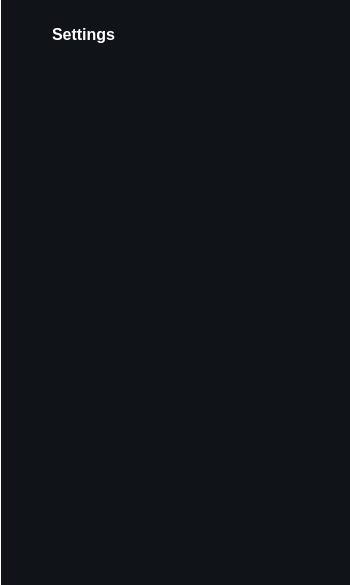
Before: the Qt Designer form settingsdialog.ui in drillarium/FrameFlow, drawn with Qt 5.
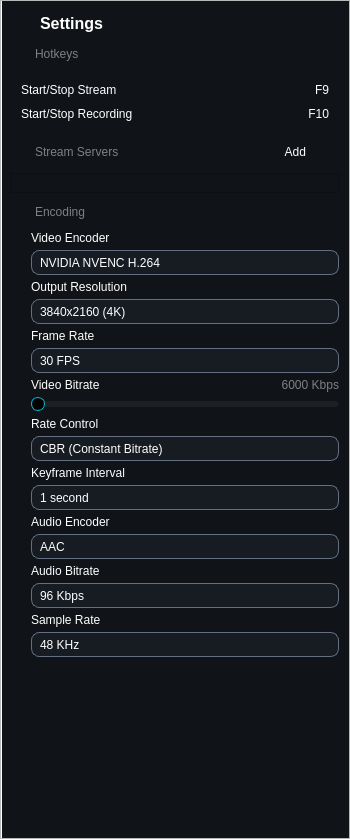
After: the same form once the commit is applied. Icons and pictures are not drawn.

Diff of the .ui file:
```diff
--- a/settingsdialog.ui
+++ b/settingsdialog.ui
@@ -7,7 +7,7 @@
     <x>0</x>
     <y>0</y>
     <width>350</width>
-    <height>585</height>
+    <height>839</height>
    </rect>
   </property>
   <property name="windowTitle">
@@ -22,8 +22,118 @@
   border-bottom: none;
 }
 
+QLabel {
+  color: white;
+}
+
 #titleLabel {
   color: white;
+}
+
+#hotkeysLabel, #streamServersLabel, #encodingLabel, #bitrateLabel {
+  color: grey;
+}
+
+#addStreamServerButton {
+  background:  #101318;
+  color: white;
+}
+
+#addStreamServerButton:hover {
+  background: grey;
+  color: white;
+}
+
+#streamServersListWidgets {
+    background: #101318;
+}
+
+QLineEdit {
+  background: #171B22;
+  color: white;
+  border: 1px solid #647081;
+  border-radius: 8px;
+  padding-left: 8px;
+}
+
+QLineEdit:focus {
+    border: 1px solid #19BDDE;
+}
+
+QComboBox {
+  background: #171B22;
+  color: white;
+  border: 1px solid #647081;
+  border-radius: 8px;
+  padding-left: 8px;
+}
+
+QComboBox:focus {
+    border: 1px solid #19BDDE;
+}
+
+QComboBox::drop-down {
+    subcontrol-origin: padding;
+    subcontrol-position: top right;
+    width: 22px;
+    border-left: 0px solid #444;
+}
+
+QComboBox::down-arrow {
+    image: url(:/FrameFlow/down.svg);
+    width: 10px;
+    height: 10px;
+}
+
+QComboBox QAbstractItemView {
+  background-color: #171B22;
+  border: 1px solid white;
+  selection-background-color: #00c853;
+  selection-color: white;
+  outline: none;
+  color: white;
+}
+
+QComboBox QAbstractItemView::item {
+    padding: 10px 0px;
+}
+
+QComboBox QAbstractItemView::item:hover {
+  background-color: #2d2d2d;
+}
+
+QComboBox QScrollBar:vertical {
+  width: 6px;
+  background: transparent;
+}
+
+QSlider::groove:horizontal {
+    height: 6px;
+    background: #000000;
+    border-radius: 3px;
+}
+
+QSlider::sub-page:horizontal {
+    background: #00bcd4;   /* blue filled bar */
+    border-radius: 3px;
+}
+
+QSlider::add-page:horizontal {
+    background: #1c1f24;   /* remaining bar */
+    border-radius: 3px;
+}
+
+QSlider::handle:horizontal {
+    width: 12px;
+    height: 15px;
+    background: #ff000000;
+    border: 1px solid #00bcd4;
+    border-radius: 7px;
+    margin: -4px 0;        /* center handle vertically */
+}
+
+QSlider::handle:horizontal:hover {
+    background: #e0f7fa;
 }</string>
   </property>
   <layout class="QVBoxLayout" name="verticalLayout">
@@ -43,98 +153,829 @@
     <number>0</number>
    </property>
    <item>
-    <widget class="QWidget" name="mainSettingsWidget" native="true">
-     <layout class="QVBoxLayout" name="verticalLayout_2">
-      <property name="bottomMargin">
-       <number>9</number>
+    <widget class="QScrollArea" name="scrollArea">
+     <property name="widgetResizable">
+      <bool>true</bool>
+     </property>
+     <widget class="QWidget" name="scrollAreaWidgetContents_2">
+      <property name="geometry">
+       <rect>
+        <x>0</x>
+        <y>0</y>
+        <width>348</width>
+        <height>837</height>
+       </rect>
       </property>
-      <item>
-       <widget class="QWidget" name="headerSettingsWidget" native="true">
-        <layout class="QHBoxLayout" name="horizontalLayout_2">
-         <item>
-          <widget class="QLabel" name="label">
-           <property name="minimumSize">
-            <size>
-             <width>24</width>
-             <height>24</height>
-            </size>
-           </property>
-           <property name="maximumSize">
-            <size>
-             <width>24</width>
-             <height>24</height>
-            </size>
-           </property>
-           <property name="text">
-            <string/>
-           </property>
-           <property name="pixmap">
-            <pixmap resource="frameflow.qrc">:/FrameFlow/settings.svg</pixmap>
-           </property>
-           <property name="scaledContents">
-            <bool>true</bool>
-           </property>
-          </widget>
-         </item>
-         <item>
-          <widget class="QLabel" name="titleLabel">
-           <property name="font">
-            <font>
-             <pointsize>12</pointsize>
-             <bold>true</bold>
-            </font>
-           </property>
-           <property name="text">
-            <string>Settings</string>
-           </property>
-          </widget>
-         </item>
-         <item>
-          <widget class="QPushButton" name="closeButton">
-           <property name="minimumSize">
-            <size>
-             <width>24</width>
-             <height>24</height>
-            </size>
-           </property>
-           <property name="maximumSize">
-            <size>
-             <width>24</width>
-             <height>24</height>
-            </size>
-           </property>
-           <property name="cursor">
-            <cursorShape>PointingHandCursor</cursorShape>
-           </property>
-           <property name="text">
-            <string/>
-           </property>
-           <property name="icon">
-            <iconset resource="frameflow.qrc">
-             <normaloff>:/FrameFlow/close.svg</normaloff>:/FrameFlow/close.svg</iconset>
-           </property>
-           <property name="flat">
-            <bool>true</bool>
-           </property>
-          </widget>
-         </item>
-        </layout>
-       </widget>
-      </item>
-      <item>
-       <spacer name="verticalSpacer">
-        <property name="orientation">
-         <enum>Qt::Orientation::Vertical</enum>
-        </property>
-        <property name="sizeHint" stdset="0">
-         <size>
-          <width>20</width>
-          <height>40</height>
-         </size>
-        </property>
-       </spacer>
-      </item>
-     </layout>
+      <layout class="QVBoxLayout" name="verticalLayout_3">
+       <property name="spacing">
+        <number>0</number>
+       </property>
+       <property name="leftMargin">
+        <number>0</number>
+       </property>
+       <property name="topMargin">
+        <number>0</number>
+       </property>
+       <property name="rightMargin">
+        <number>0</number>
+       </property>
+       <property name="bottomMargin">
+        <number>0</number>
+       </property>
+       <item>
+        <widget class="QWidget" name="mainSettingsWidget" native="true">
+         <layout class="QVBoxLayout" name="verticalLayout_2">
+          <property name="spacing">
+           <number>10</number>
+          </property>
+          <property name="leftMargin">
+           <number>10</number>
+          </property>
+          <property name="topMargin">
+           <number>10</number>
+          </property>
+          <property name="rightMargin">
+           <number>10</number>
+          </property>
+          <property name="bottomMargin">
+           <number>1</number>
+          </property>
+          <item>
+           <widget class="QWidget" name="headerSettingsWidget" native="true">
+            <layout class="QHBoxLayout" name="horizontalLayout_2">
+             <property name="spacing">
+              <number>5</number>
+             </property>
+             <property name="leftMargin">
+              <number>0</number>
+             </property>
+             <property name="topMargin">
+              <number>0</number>
+             </property>
+             <property name="rightMargin">
+              <number>0</number>
+             </property>
+             <property name="bottomMargin">
+              <number>0</number>
+             </property>
+             <item>
+              <widget class="QLabel" name="label">
+               <property name="minimumSize">
+                <size>
+                 <width>24</width>
+                 <height>24</height>
+                </size>
+               </property>
+               <property name="maximumSize">
+                <size>
+                 <width>24</width>
+                 <height>24</height>
+                </size>
+               </property>
+               <property name="text">
+                <string/>
+               </property>
+               <property name="pixmap">
+                <pixmap resource="frameflow.qrc">:/FrameFlow/settings.svg</pixmap>
+               </property>
+               <property name="scaledContents">
+                <bool>true</bool>
+               </property>
+              </widget>
+             </item>
+             <item>
+              <widget class="QLabel" name="titleLabel">
+               <property name="font">
+                <font>
+                 <pointsize>12</pointsize>
+                 <bold>true</bold>
+                </font>
+               </property>
+               <property name="text">
+                <string>Settings</string>
+               </property>
+              </widget>
+             </item>
+             <item>
+              <widget class="QPushButton" name="closeButton">
+               <property name="minimumSize">
+                <size>
+                 <width>24</width>
+                 <height>24</height>
+                </size>
+               </property>
+               <property name="maximumSize">
+                <size>
+                 <width>24</width>
+                 <height>24</height>
+                </size>
+               </property>
+               <property name="cursor">
+                <cursorShape>PointingHandCursor</cursorShape>
+               </property>
+               <property name="text">
+                <string/>
+               </property>
+               <property name="icon">
+                <iconset resource="frameflow.qrc">
+                 <normaloff>:/FrameFlow/close.svg</normaloff>:/FrameFlow/close.svg</iconset>
+               </property>
+               <property name="flat">
+                <bool>true</bool>
+               </property>
+              </widget>
+             </item>
+            </layout>
+           </widget>
+          </item>
+          <item>
+           <widget class="QWidget" name="hotKeysWidget" native="true">
+            <layout class="QHBoxLayout" name="horizontalLayout">
+             <property name="spacing">
+              <number>6</number>
+             </property>
+             <property name="leftMargin">
+              <number>0</number>
+             </property>
+             <property name="topMargin">
+              <number>0</number>
+             </property>
+             <property name="rightMargin">
+              <number>0</number>
+             </property>
+             <property name="bottomMargin">
+              <number>0</number>
+             </property>
+             <item>
+              <widget class="QLabel" name="label_3">
+               <property name="minimumSize">
+                <size>
+                 <width>18</width>
+                 <height>18</height>
+                </size>
+               </property>
+               <property name="maximumSize">
+                <size>
+                 <width>18</width>
+                 <height>18</height>
+                </size>
+               </property>
+               <property name="text">
+                <string/>
+               </property>
+               <property name="pixmap">
+                <pixmap resource="frameflow.qrc">:/FrameFlow/plus.svg</pixmap>
+               </property>
+               <property name="scaledContents">
+                <bool>true</bool>
+               </property>
+              </widget>
+             </item>
+             <item>
+              <widget class="QLabel" name="hotkeysLabel">
+               <property name="text">
+                <string>Hotkeys</string>
+               </property>
+              </widget>
+             </item>
+            </layout>
+           </widget>
+          </item>
+          <item>
+           <widget class="QWidget" name="formWidget" native="true">
+            <layout class="QFormLayout" name="formLayout">
+             <property name="horizontalSpacing">
+              <number>10</number>
+             </property>
+             <property name="verticalSpacing">
+              <number>10</number>
+             </property>
+             <property name="leftMargin">
+              <number>10</number>
+             </property>
+             <property name="topMargin">
+              <number>10</number>
+             </property>
+             <property name="rightMargin">
+              <number>10</number>
+             </property>
+             <property name="bottomMargin">
+              <number>10</number>
+             </property>
+             <item row="0" column="0">
+              <widget class="QLabel" name="label_2">
+               <property name="text">
+                <string>Start/Stop Stream</string>
+               </property>
+              </widget>
+             </item>
+             <item row="0" column="1">
+              <widget class="QLabel" name="label_4">
+               <property name="text">
+                <string>F9</string>
+               </property>
+               <property name="alignment">
+                <set>Qt::AlignmentFlag::AlignRight|Qt::AlignmentFlag::AlignTrailing|Qt::AlignmentFlag::AlignVCenter</set>
+               </property>
+              </widget>
+             </item>
+             <item row="1" column="0">
+              <widget class="QLabel" name="label_5">
+               <property name="text">
+                <string>Start/Stop Recording</string>
+               </property>
+              </widget>
+             </item>
+             <item row="1" column="1">
+              <widget class="QLabel" name="label_6">
+               <property name="text">
+                <string>F10</string>
+               </property>
+               <property name="alignment">
+                <set>Qt::AlignmentFlag::AlignRight|Qt::AlignmentFlag::AlignTrailing|Qt::AlignmentFlag::AlignVCenter</set>
+               </property>
+              </widget>
+             </item>
+            </layout>
+           </widget>
+          </item>
+          <item>
+           <widget class="QWidget" name="streamServersWidget" native="true">
+            <layout class="QHBoxLayout" name="horizontalLayout_3">
+             <property name="spacing">
+              <number>6</number>
+             </property>
+             <property name="leftMargin">
+              <number>0</number>
+             </property>
+             <property name="topMargin">
+              <number>0</number>
+             </property>
+             <property name="rightMargin">
+              <number>0</number>
+             </property>
+             <property name="bottomMargin">
+              <number>0</number>
+             </property>
+             <item>
+              <widget class="QLabel" name="label_8">
+               <property name="minimumSize">
+                <size>
+                 <width>18</width>
+                 <height>18</height>
+                </size>
+               </property>
+               <property name="maximumSize">
+                <size>
+                 <width>18</width>
+                 <height>18</height>
+                </size>
+               </property>
+               <property name="text">
+                <string/>
+               </property>
+               <property name="pixmap">
+                <pixmap resource="frameflow.qrc">:/FrameFlow/plus.svg</pixmap>
+               </property>
+               <property name="scaledContents">
+                <bool>true</bool>
+               </property>
+              </widget>
+             </item>
+             <item>
+              <widget class="QLabel" name="streamServersLabel">
+               <property name="text">
+                <string>Stream Servers</string>
+               </property>
+              </widget>
+             </item>
+             <item>
+              <widget class="QPushButton" name="addStreamServerButton">
+               <property name="minimumSize">
+                <size>
+                 <width>100</width>
+                 <height>0</height>
+                </size>
+               </property>
+               <property name="maximumSize">
+                <size>
+                 <width>100</width>
+                 <height>16777215</height>
+                </size>
+               </property>
+               <property name="cursor">
+                <cursorShape>PointingHandCursor</cursorShape>
+               </property>
+               <property name="text">
+                <string>    Add</string>
+               </property>
+               <property name="icon">
+                <iconset resource="frameflow.qrc">
+                 <normaloff>:/FrameFlow/pluswhite.svg</normaloff>:/FrameFlow/pluswhite.svg</iconset>
+               </property>
+               <property name="flat">
+                <bool>true</bool>
+               </property>
+              </widget>
+             </item>
+            </layout>
+           </widget>
+          </item>
+          <item>
+           <widget class="QListWidget" name="streamServersListWidgets">
+            <property name="maximumSize">
+             <size>
+              <width>16777215</width>
+              <height>20</height>
+             </size>
+            </property>
+            <property name="focusPolicy">
+             <enum>Qt::FocusPolicy::NoFocus</enum>
+            </property>
+            <property name="verticalScrollBarPolicy">
+             <enum>Qt::ScrollBarPolicy::ScrollBarAlwaysOff</enum>
+            </property>
+            <property name="horizontalScrollBarPolicy">
+             <enum>Qt::ScrollBarPolicy::ScrollBarAlwaysOff</enum>
+            </property>
+            <property name="spacing">
+             <number>6</number>
+            </property>
+           </widget>
+          </item>
+          <item>
+           <widget class="QWidget" name="horizontalWidget" native="true">
+            <layout class="QHBoxLayout" name="horizontalLayout_4">
+             <property name="leftMargin">
+              <number>0</number>
+             </property>
+             <property name="topMargin">
+              <number>0</number>
+             </property>
+             <property name="rightMargin">
+              <number>0</number>
+             </property>
+             <property name="bottomMargin">
+              <number>0</number>
+             </property>
+             <item>
+              <widget class="QLabel" name="label_9">
+               <property name="minimumSize">
+                <size>
+                 <width>18</width>
+                 <height>18</height>
+                </size>
+               </property>
+               <property name="maximumSize">
+                <size>
+                 <width>18</width>
+                 <height>18</height>
+                </size>
+               </property>
+               <property name="text">
+                <string/>
+               </property>
+               <property name="pixmap">
+                <pixmap resource="frameflow.qrc">:/FrameFlow/plus.svg</pixmap>
+               </property>
+               <property name="scaledContents">
+                <bool>true</bool>
+               </property>
+              </widget>
+             </item>
+             <item>
+              <widget class="QLabel" name="encodingLabel">
+               <property name="text">
+                <string>Encoding</string>
+               </property>
+              </widget>
+             </item>
+            </layout>
+           </widget>
+          </item>
+          <item>
+           <widget class="QWidget" name="verticalWidget" native="true">
+            <layout class="QVBoxLayout" name="verticalLayout_4">
+             <property name="spacing">
+              <number>5</number>
+             </property>
+             <property name="leftMargin">
+              <number>20</number>
+             </property>
+             <property name="topMargin">
+              <number>0</number>
+             </property>
+             <property name="rightMargin">
+              <number>0</number>
+             </property>
+             <property name="bottomMargin">
+              <number>0</number>
+             </property>
+             <item>
+              <widget class="QLabel" name="label_7">
+               <property name="text">
+                <string>Video Encoder</string>
+               </property>
+              </widget>
+             </item>
+             <item>
+              <widget class="QComboBox" name="comboBox">
+               <property name="minimumSize">
+                <size>
+                 <width>0</width>
+                 <height>25</height>
+                </size>
+               </property>
+               <property name="maximumSize">
+                <size>
+                 <width>16777215</width>
+                 <height>25</height>
+                </size>
+               </property>
+               <item>
+                <property name="text">
+                 <string>NVIDIA NVENC H.264</string>
+                </property>
+               </item>
+               <item>
+                <property name="text">
+                 <string>NVIDIA NVENC HEVC</string>
+                </property>
+               </item>
+               <item>
+                <property name="text">
+                 <string>x264 (CPU)</string>
+                </property>
+               </item>
+               <item>
+                <property name="text">
+                 <string>Intel QuickSync H.264</string>
+                </property>
+               </item>
+               <item>
+                <property name="text">
+                 <string>AMD AMF H.264</string>
+                </property>
+               </item>
+              </widget>
+             </item>
+             <item>
+              <widget class="QLabel" name="label_10">
+               <property name="text">
+                <string>Output Resolution</string>
+               </property>
+              </widget>
+             </item>
+             <item>
+              <widget class="QComboBox" name="comboBox_2">
+               <property name="minimumSize">
+                <size>
+                 <width>0</width>
+                 <height>25</height>
+                </size>
+               </property>
+               <property name="maximumSize">
+                <size>
+                 <width>16777215</width>
+                 <height>25</height>
+                </size>
+               </property>
+               <item>
+                <property name="text">
+                 <string>3840x2160 (4K)</string>
+                </property>
+               </item>
+               <item>
+                <property name="text">
+                 <string>2560x1440 (1440p)</string>
+                </property>
+               </item>
+               <item>
+                <property name="text">
+                 <string>1920x1080 (1080p)</string>
+                </property>
+               </item>
+               <item>
+                <property name="text">
+                 <string>1280x720 (720p)</string>
+                </property>
+               </item>
+               <item>
+                <property name="text">
+                 <string>854x480 (480p)</string>
+                </property>
+               </item>
+              </widget>
+             </item>
+             <item>
+              <widget class="QLabel" name="label_11">
+               <property name="text">
+                <string>Frame Rate</string>
+               </property>
+              </widget>
+             </item>
+             <item>
+              <widget class="QComboBox" name="comboBox_3">
+               <property name="minimumSize">
+                <size>
+                 <width>0</width>
+                 <height>25</height>
+                </size>
+               </property>
+               <property name="maximumSize">
+                <size>
+                 <width>16777215</width>
+                 <height>25</height>
+                </size>
+               </property>
+               <item>
+                <property name="text">
+                 <string>30 FPS</string>
+                </property>
+               </item>
+               <item>
+                <property name="text">
+                 <string>60 FPS</string>
+                </property>
+               </item>
+               <item>
+                <property name="text">
+                 <string>120 FPS</string>
+                </property>
+               </item>
+              </widget>
+             </item>
+             <item>
+              <widget class="QWidget" name="horizontalWidget" native="true">
+               <layout class="QHBoxLayout" name="horizontalLayout_5">
+                <property name="spacing">
+                 <number>5</number>
+                </property>
+                <property name="leftMargin">
+                 <number>0</number>
+                </property>
+                <property name="topMargin">
+                 <number>0</number>
+                </property>
+                <property name="rightMargin">
+                 <number>0</number>
+                </property>
+                <property name="bottomMargin">
+                 <number>0</number>
+                </property>
+                <item>
+                 <widget class="QLabel" name="label_12">
+                  <property name="text">
+                   <string>Video Bitrate</string>
+                  </property>
+                 </widget>
+                </item>
+                <item>
+                 <widget class="QLabel" name="bitrateLabel">
+                  <property name="text">
+                   <string>6000 Kbps</string>
+                  </property>
+                  <property name="alignment">
+                   <set>Qt::AlignmentFlag::AlignRight|Qt::AlignmentFlag::AlignTrailing|Qt::AlignmentFlag::AlignVCenter</set>
+                  </property>
+                 </widget>
+                </item>
+               </layout>
+              </widget>
+             </item>
+             <item>
+              <widget class="QSlider" name="horizontalSlider">
+               <property name="orientation">
+                <enum>Qt::Orientation::Horizontal</enum>
+               </property>
+              </widget>
+             </item>
+             <item>
+              <widget class="QLabel" name="label_14">
+               <property name="text">
+                <string>Rate Control</string>
+               </property>
+              </widget>
+             </item>
+             <item>
+              <widget class="QComboBox" name="comboBox_4">
+               <property name="minimumSize">
+                <size>
+                 <width>0</width>
+                 <height>25</height>
+                </size>
+               </property>
+               <property name="maximumSize">
+                <size>
+                 <width>16777215</width>
+                 <height>25</height>
+                </size>
+               </property>
+               <item>
+                <property name="text">
+                 <string>CBR (Constant Bitrate)</string>
+                </property>
+               </item>
+               <item>
+                <property name="text">
+                 <string>VBR (Variable Bitrate)</string>
+                </property>
+               </item>
+               <item>
+                <property name="text">
+                 <string>CQP (Constant Quality)</string>
+                </property>
+               </item>
+              </widget>
+             </item>
+             <item>
+              <widget class="QLabel" name="label_15">
+               <property name="text">
+                <string>Keyframe Interval</string>
+               </property>
+              </widget>
+             </item>
+             <item>
+              <widget class="QComboBox" name="comboBox_5">
+               <property name="minimumSize">
+                <size>
+                 <width>0</width>
+                 <height>25</height>
+                </size>
+               </property>
+               <property name="maximumSize">
+                <size>
+                 <width>16777215</width>
+                 <height>25</height>
+                </size>
+               </property>
+               <item>
+                <property name="text">
+                 <string>1 second</string>
+                </property>
+               </item>
+               <item>
+                <property name="text">
+                 <string>2 seconds</string>
+                </property>
+               </item>
+               <item>
+                <property name="text">
+                 <string>3 seconds</string>
+                </property>
+               </item>
+               <item>
+                <property name="text">
+                 <string>4 seconds</string>
+                </property>
+               </item>
+              </widget>
+             </item>
+             <item>
+              <widget class="QLabel" name="label_16">
+               <property name="text">
+                <string>Audio Encoder</string>
+               </property>
+              </widget>
+             </item>
+             <item>
+              <widget class="QComboBox" name="comboBox_6">
+               <property name="minimumSize">
+                <size>
+                 <width>0</width>
+                 <height>25</height>
+                </size>
+               </property>
+               <property name="maximumSize">
+                <size>
+                 <width>16777215</width>
+                 <height>25</height>
+                </size>
+               </property>
+               <item>
+                <property name="text">
+                 <string>AAC</string>
+                </property>
+               </item>
+               <item>
+                <property name="text">
+                 <string>Opus</string>
+                </property>
+               </item>
+               <item>
+                <property name="text">
+                 <string>MP3</string>
+                </property>
+               </item>
+              </widget>
+             </item>
+             <item>
+              <widget class="QLabel" name="label_17">
+               <property name="text">
+                <string>Audio Bitrate</string>
+               </property>
+              </widget>
+             </item>
+             <item>
+              <widget class="QComboBox" name="comboBox_7">
+               <property name="minimumSize">
+                <size>
+                 <width>0</width>
+                 <height>25</height>
+                </size>
+               </property>
+               <property name="maximumSize">
+                <size>
+                 <width>16777215</width>
+                 <height>25</height>
+                </size>
+               </property>
+               <item>
+                <property name="text">
+                 <string>96 Kbps</string>
+                </property>
+               </item>
+               <item>
+                <property name="text">
+                 <string>128 Kbps</string>
+                </property>
+               </item>
+               <item>
+                <property name="text">
+                 <string>160 Kbps</string>
+                </property>
+               </item>
+               <item>
+                <property name="text">
+                 <string>192 Kbps</string>
+                </property>
+               </item>
+               <item>
+                <property name="text">
+                 <string>256 Kbps</string>
+                </property>
+               </item>
+               <item>
+                <property name="text">
+                 <string>320 Kbps</string>
+                </property>
+               </item>
+              </widget>
+             </item>
+             <item>
+              <widget class="QLabel" name="label_18">
+               <property name="text">
+                <string>Sample Rate</string>
+               </property>
+              </widget>
+             </item>
+             <item>
+              <widget class="QComboBox" name="comboBox_8">
+               <property name="minimumSize">
+                <size>
+                 <width>0</width>
+                 <height>25</height>
+                </size>
+               </property>
+               <property name="maximumSize">
+                <size>
+                 <width>16777215</width>
+                 <height>25</height>
+                </size>
+               </property>
+               <item>
+                <property name="text">
+                 <string>48 KHz</string>
+                </property>
+               </item>
+               <item>
+                <property name="text">
+                 <string>44.1 KHz</string>
+                </property>
+               </item>
+              </widget>
+             </item>
+            </layout>
+           </widget>
+          </item>
+          <item>
+           <spacer name="verticalSpacer">
+            <property name="orientation">
+             <enum>Qt::Orientation::Vertical</enum>
+            </property>
+            <property name="sizeHint" stdset="0">
+             <size>
+              <width>20</width>
+              <height>40</height>
+             </size>
+            </property>
+           </spacer>
+          </item>
+         </layout>
+        </widget>
+       </item>
+      </layout>
+     </widget>
     </widget>
    </item>
   </layout>
```
Left out of the diff: 19 changed lines with no effect on the pictures.
